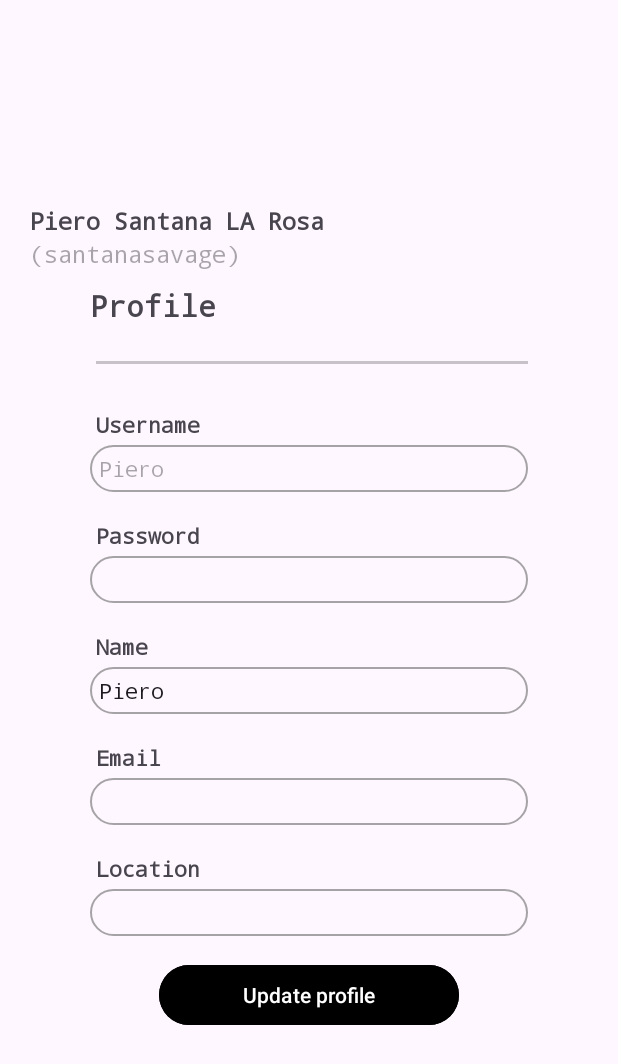
After one commit to pierosantana/dam_2_android_projects, an Android app: the userPanel screen opened directly, with no data from a screen before it, on a phone screen of 412 x 824 dp. The commit adds this screen. Shown: the top 1064 px of the screen. Run offline under Robolectric (Android 15) with nearby library versions, the phone set to English and light mode, and no system bars; 7 statements that could not run were skipped.

Commit message:
add userPanel

```diff
--- a/00_BasicApp/app/src/main/AndroidManifest.xml
+++ b/00_BasicApp/app/src/main/AndroidManifest.xml
@@ -12,6 +12,9 @@
         android:supportsRtl="true"
         android:theme="@style/Theme._00_BasicApp"
         tools:targetApi="31">
+        <activity
+            android:name=".userPanel"
+            android:exported="false" />
         <activity
             android:name=".NewUser"
             android:exported="false" />
--- a/00_BasicApp/app/src/main/java/com/example/a00_basicapp/entidad/User.java
+++ b/00_BasicApp/app/src/main/java/com/example/a00_basicapp/entidad/User.java
@@ -1,8 +1,9 @@
 package com.example.a00_basicapp.entidad;
 
+import java.io.Serializable;
 import java.util.Objects;
 
-public class User {
+public class User implements Serializable {
     String name;
     String username;
     String email;
@@ -15,11 +16,11 @@ public class User {
     @Override
     public String toString() {
         return "com.example.a00_basicapp.entidad.User{" +
-                "city='" + city + '\'' +
                 ", name='" + name + '\'' +
                 ", username='" + username + '\'' +
                 ", email='" + email + '\'' +
                 ", country='" + country + '\'' +
+                "city='" + city + '\'' +
                 ", password='" + password + '\'' +
                 '}';
     }
--- /dev/null
+++ b/00_BasicApp/app/src/main/java/com/example/a00_basicapp/userPanel.java
@@ -0,0 +1,137 @@
+package com.example.a00_basicapp;
+
+import android.content.DialogInterface;
+import android.content.Intent;
+import android.os.Bundle;
+import android.util.Log;
+import android.util.Patterns;
+import android.view.View;
+import android.widget.Button;
+import android.widget.TextView;
+
+import androidx.activity.EdgeToEdge;
+import androidx.appcompat.app.AlertDialog;
+import androidx.appcompat.app.AppCompatActivity;
+import androidx.core.graphics.Insets;
+import androidx.core.view.ViewCompat;
+import androidx.core.view.WindowInsetsCompat;
+
+import com.example.a00_basicapp.entidad.User;
+
+public class userPanel extends AppCompatActivity {
+
+    TextView upUsername;
+    TextView upName;
+    TextView upEmail;
+    TextView upCityCountry;
+    TextView upPassword;
+    TextView upTopName;
+    TextView upTopUsername;
+
+
+    Button updateProfile;
+
+    public static final String K_USER = "user";
+    User u;
+
+
+    @Override
+    protected void onCreate(Bundle savedInstanceState) {
+        super.onCreate(savedInstanceState);
+        EdgeToEdge.enable(this);
+        setContentView(R.layout.activity_user_panel);
+
+        ViewCompat.setOnApplyWindowInsetsListener(findViewById(R.id.main), (v, insets) -> {
+            Insets systemBars = insets.getInsets(WindowInsetsCompat.Type.systemBars());
+            v.setPadding(systemBars.left, systemBars.top, systemBars.right, systemBars.bottom);
+            return insets;
+        });
+
+        u = (User)getIntent().getSerializableExtra(K_USER);
+
+
+        upUsername = findViewById(R.id.upUsername);
+        upName = findViewById(R.id.upName);
+        upPassword = findViewById(R.id.upPassword);
+        upCityCountry = findViewById(R.id.upCityCountry);
+        upEmail = findViewById(R.id.upEmail);
+        updateProfile = findViewById(R.id.upButtonUpdate);
+        upTopName = findViewById(R.id.upTopName);
+        upTopUsername = findViewById(R.id.upTopUsername);
+
+        upUsername.setText(u.getUsername());
+        upName.setText(u.getName());
+        upPassword.setText(u.getPassword());
+        upCityCountry.setText(u.getCity() + ", " + u.getCountry());
+        upEmail.setText(u.getEmail());
+
+        upTopName.setText(u.getName());
+        upTopUsername.setHint("(" + u.getUsername() + ")");
+
+        updateProfile.setOnClickListener(v -> {
+            setUpdateProfile(v);
+        });
+
+
+
+
+
+    }
+
+    private void setUpdateProfile(View view) {
+
+
+        String name = upName.getText().toString().trim();
+        String email = upEmail.getText().toString().trim();
+
+        // Validaciones
+        if (name.isBlank()) {
+            alertDialog("Error", "Name cannot be empty.");
+            return;
+        }
+
+        if (email.isBlank() || !Patterns.EMAIL_ADDRESS.matcher(email).matches()) {
+            alertDialog("Error", "Invalid email or cannot be empty.");
+            return;
+        }
+
+        // Asignación de valores después de todas las validaciones
+        u.setName(name);
+        u.setEmail(email);
+
+        // Creación del usuario después de pasar todas las validaciones
+        update("", "Update profile", view);
+
+
+
+    }
+
+
+    public void update(String e, String s, View v){
+        new AlertDialog.Builder(this)
+                .setTitle(e)
+                .setMessage(s)
+                .setPositiveButton("Accept", new DialogInterface.OnClickListener() {
+                    public void onClick(DialogInterface dialog, int which) {
+                        // Acción a realizar cuando el usuario haga clic en "Aceptar"
+                        upTopName.setText(u.getName());
+                        upTopUsername.setHint("(" + u.getUsername() + ")");
+
+                    }
+                })
+                .show();
+    };
+
+
+    public void alertDialog(String e, String s){
+        new AlertDialog.Builder(this)
+                .setTitle(e)
+                .setMessage(s)
+                .setPositiveButton("Accept", new DialogInterface.OnClickListener() {
+                    public void onClick(DialogInterface dialog, int which) {
+                        // Acción a realizar cuando el usuario haga clic en "Aceptar"
+                    }
+                })
+                .show();
+    };
+}
--- a/00_BasicApp/app/src/main/res/drawable/custom_border.xml
+++ b/00_BasicApp/app/src/main/res/drawable/custom_border.xml
@@ -10,7 +10,7 @@
         android:color="#93676767" /> <!-- Color del borde -->
 
     <!-- Esquinas redondeadas -->
-    <corners android:radius="40dp" />
+    <corners android:radius="20dp" />
 
     <!-- Espacio interno (padding) -->
     <padding
--- /dev/null
+++ b/00_BasicApp/app/src/main/res/layout/activity_user_panel.xml
@@ -0,0 +1,183 @@
+<?xml version="1.0" encoding="utf-8"?>
+<LinearLayout xmlns:android="http://schemas.android.com/apk/res/android"
+    xmlns:app="http://schemas.android.com/apk/res-auto"
+    xmlns:tools="http://schemas.android.com/tools"
+    android:id="@+id/main"
+    android:layout_width="match_parent"
+    android:layout_height="match_parent"
+    android:orientation="vertical"
+    android:gravity="center"
+    android:layout_marginLeft="20dp"
+    android:layout_marginRight="20dp"
+    tools:context=".userPanel">
+
+    <LinearLayout
+        android:layout_width="match_parent"
+        android:layout_height="wrap_content"
+        android:orientation="vertical">
+
+        <TextView
+            android:layout_width="wrap_content"
+            android:layout_height="wrap_content"
+            android:text="Piero Santana LA Rosa"
+            android:layout_gravity="left"
+            android:inputType="text"
+            android:textSize="16dp"
+            android:textStyle="bold"
+            android:fontFamily="monospace"
+            android:layout_marginRight="5dp"
+            android:id="@+id/upTopName"
+            />
+
+        <TextView
+            android:layout_width="match_parent"
+            android:layout_height="wrap_content"
+            android:textSize="16dp"
+            android:autoSizeMinTextSize="8dp"
+            android:layout_marginBottom="10dp"
+            android:hint="(santanasavage)"
+            android:fontFamily="monospace"
+            android:id="@+id/upTopUsername"
+            />
+
+    </LinearLayout>
+
+    <LinearLayout
+        android:layout_width="match_parent"
+        android:layout_height="wrap_content"
+        android:orientation="vertical"
+        android:layout_marginLeft="40dp"
+        android:layout_marginRight="40dp">
+
+    <TextView
+        android:layout_width="wrap_content"
+        android:layout_height="wrap_content"
+        android:text="Profile"
+        android:layout_gravity="left"
+        android:textSize="20dp"
+        android:textStyle="bold"
+        android:layout_marginBottom="10dp"
+        android:fontFamily="monospace"
+        />
+
+    <EditText
+        android:layout_width="1000pt"
+        android:layout_height="22dp"
+        android:backgroundTint="@color/cardview_shadow_start_color"
+        android:layout_marginBottom="20dp"/>
+
+    <TextView
+        android:layout_width="wrap_content"
+        android:layout_height="wrap_content"
+        android:text="Username"
+        android:textStyle="bold"
+        android:layout_gravity="start"
+        android:layout_margin="4dp"
+        android:fontFamily="monospace"/>
+
+    <TextView
+        android:layout_width="match_parent"
+        android:layout_height="wrap_content"
+        android:hint="Piero"
+        android:id="@+id/upUsername"
+        android:background="@drawable/custom_border"
+        android:padding="6dp"
+        android:layout_marginBottom="15dp"
+        android:fontFamily="monospace"
+        />
+
+    <TextView
+        android:layout_width="wrap_content"
+        android:layout_height="wrap_content"
+        android:text="Password"
+        android:textStyle="bold"
+        android:layout_gravity="start"
+        android:layout_margin="4dp"
+        android:fontFamily="monospace"/>
+
+
+    <TextView
+        android:layout_width="match_parent"
+        android:layout_height="wrap_content"
+        android:text=""
+        android:inputType="textPassword"
+        android:id="@+id/upPassword"
+        android:background="@drawable/custom_border"
+        android:padding="6dp"
+        android:textColor="@color/cardview_shadow_start_color"
+        android:layout_marginBottom="15dp"
+        android:fontFamily="monospace"/>
+
+    <TextView
+        android:layout_width="wrap_content"
+        android:layout_height="wrap_content"
+        android:text="Name"
+        android:textStyle="bold"
+        android:layout_gravity="start"
+        android:layout_margin="4dp"
+        android:fontFamily="monospace"/>
+
+    <EditText
+        android:layout_width="match_parent"
+        android:layout_height="wrap_content"
+        android:text="Piero"
+        android:id="@+id/upName"
+        android:background="@drawable/custom_border"
+        android:padding="6dp"
+        android:layout_marginBottom="15dp"
+        android:textSize="14dp"
+        android:fontFamily="monospace"/>
+
+    <TextView
+        android:layout_width="wrap_content"
+        android:layout_height="wrap_content"
+        android:text="Email"
+        android:textStyle="bold"
+        android:layout_gravity="start"
+        android:layout_margin="4dp"
+        android:fontFamily="monospace"/>
+
+    <EditText
+        android:layout_width="match_parent"
+        android:layout_height="wrap_content"
+        android:text=""
+        android:id="@+id/upEmail"
+        android:textSize="14dp"
+
+        android:background="@drawable/custom_border"
+        android:padding="6dp"
+        android:layout_marginBottom="15dp"
+        android:fontFamily="monospace"/>
+
+    <TextView
+        android:layout_width="wrap_content"
+        android:layout_height="wrap_content"
+        android:text="Location"
+        android:textStyle="bold"
+        android:layout_gravity="start"
+        android:layout_margin="4dp"
+        android:fontFamily="monospace"/>
+
+    <TextView
+        android:layout_width="match_parent"
+        android:layout_height="wrap_content"
+        android:hint=""
+        android:id="@+id/upCityCountry"
+        android:background="@drawable/custom_border"
+        android:padding="6dp"
+        android:layout_marginBottom="15dp"
+        android:fontFamily="monospace"/>
+    </LinearLayout>
+
+    <Button
+        android:layout_width="200dp"
+        android:layout_height="wrap_content"
+        android:text="Update profile"
+        android:backgroundTint="@color/black"
+        android:id="@+id/upButtonUpdate"/>
+
+
+
+
+
+</LinearLayout>
```
Also changed, not shown: 00_BasicApp/app/src/main/java/com/example/a00_basicapp/LogIn.java (+63 -0 lines), 00_BasicApp/app/src/main/java/com/example/a00_basicapp/MainActivity.java (+21 -0 lines), 00_BasicApp/app/src/main/java/com/example/a00_basicapp/NewUser.java (+81 -35 lines), 00_BasicApp/app/src/main/res/layout/activity_log_in.xml (+6 -3 lines).
